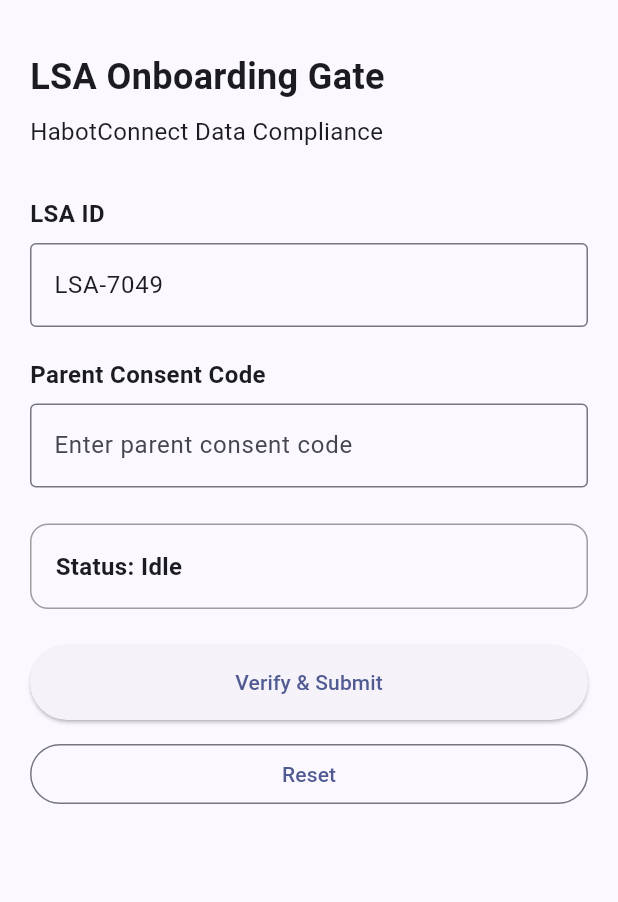
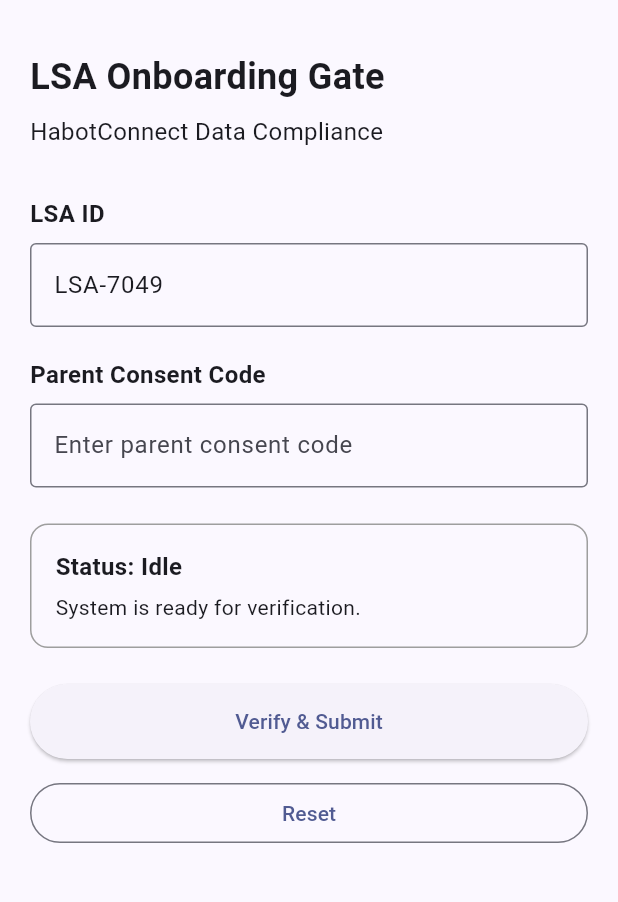
Before and after one commit to Birangcoder/lsa_verification_app, a Flutter app: the screen it shows after launch, on a phone screen of 412 x 824 dp, the part 63-965 px from its top. Run offline on Flutter 3.47's test engine with Material 3 defaults, Android fonts, the phone set to English and light mode, and no system bars.

Commit message:
validate parent consent code before submission

```diff
--- a/lib/core/enums/verification_status.dart
+++ b/lib/core/enums/verification_status.dart
@@ -2,4 +2,5 @@
   idle,
   processing,
   success,
+  error,
 }
--- a/lib/features/verification/controller/verification_controller.dart
+++ b/lib/features/verification/controller/verification_controller.dart
@@ -6,25 +6,43 @@
   final ValueNotifier<VerificationStatus> status =
   ValueNotifier(VerificationStatus.idle);
 
-  Future<void> submit() async {
-    // Step 1: Start processing
+  final ValueNotifier<String> message =
+  ValueNotifier('System is ready for verification.');
+
+  Future<void> submit({
+    required String parentConsentCode,
+  }) async {
+    if (parentConsentCode.trim().isEmpty) {
+      status.value = VerificationStatus.error;
+
+      message.value =
+      'Parent consent code is required.';
+
+      return;
+    }
+
+    // Start processing.
     status.value = VerificationStatus.processing;
+    message.value = 'Processing verification...';
 
     // Temporary delay for testing.
-    // Later this will be replaced with real validation and API logic.
+    // Real API logic will be added later.
     await Future.delayed(
       const Duration(seconds: 2),
     );
 
-    // Step 2: Temporary success
+    // Temporary success.
     status.value = VerificationStatus.success;
+    message.value = 'Verification completed successfully.';
   }
 
   void reset() {
     status.value = VerificationStatus.idle;
+    message.value = 'System is ready for verification.';
   }
 
   void dispose() {
     status.dispose();
+    message.dispose();
   }
 }
--- a/lib/features/verification/presentation/page/lsa_verification_screen.dart
+++ b/lib/features/verification/presentation/page/lsa_verification_screen.dart
@@ -12,6 +12,9 @@
   const LsaVerificationScreen({super.key});
 
   static final VerificationController _controller = VerificationController();
+
+  static final TextEditingController _consentController =
+      TextEditingController();
 
   @override
   Widget build(BuildContext context) {
@@ -31,26 +34,36 @@
 
               const SizedBox(height: 20),
 
-              const ConsentCodeField(),
+              // User input controller is now connected.
+              ConsentCodeField(controller: _consentController),
 
               const SizedBox(height: 24),
 
+              // Status + message.
               ValueListenableBuilder<VerificationStatus>(
                 valueListenable: _controller.status,
                 builder: (context, status, child) {
-                  return StatusBanner(status: status);
+                  return ValueListenableBuilder<String>(
+                    valueListenable: _controller.message,
+                    builder: (context, message, child) {
+                      return StatusBanner(status: status, message: message);
+                    },
+                  );
                 },
               ),
 
               const SizedBox(height: 24),
 
+              // Submit button.
               ValueListenableBuilder<VerificationStatus>(
                 valueListenable: _controller.status,
                 builder: (context, status, child) {
                   return VerifyButton(
                     isProcessing: status == VerificationStatus.processing,
                     onPressed: () async {
-                      await _controller.submit();
+                      await _controller.submit(
+                        parentConsentCode: _consentController.text,
+                      );
                     },
                   );
                 },
@@ -58,8 +71,10 @@
 
               const SizedBox(height: 12),
 
+              // Reset.
               OutlinedButton(
                 onPressed: () {
+                  _consentController.clear();
                   _controller.reset();
                 },
                 child: const Text('Reset'),
--- a/lib/features/verification/presentation/widgets/consent_code_field.dart
+++ b/lib/features/verification/presentation/widgets/consent_code_field.dart
@@ -1,20 +1,23 @@
 import 'package:flutter/material.dart';
 
 class ConsentCodeField extends StatelessWidget {
-  const ConsentCodeField({super.key});
+  final TextEditingController controller;
+
+  const ConsentCodeField({super.key, required this.controller});
 
   @override
   Widget build(BuildContext context) {
-    return const Column(
+    return Column(
       crossAxisAlignment: CrossAxisAlignment.start,
       children: [
-        Text(
+        const Text(
           'Parent Consent Code',
           style: TextStyle(fontSize: 16, fontWeight: FontWeight.w600),
         ),
-        SizedBox(height: 8),
+        const SizedBox(height: 8),
         TextField(
-          decoration: InputDecoration(
+          controller: controller,
+          decoration: const InputDecoration(
             border: OutlineInputBorder(),
             hintText: 'Enter parent consent code',
           ),
--- a/lib/features/verification/presentation/widgets/status_banner.dart
+++ b/lib/features/verification/presentation/widgets/status_banner.dart
@@ -4,8 +4,9 @@
 
 class StatusBanner extends StatelessWidget {
   final VerificationStatus status;
+  final String message;
 
-  const StatusBanner({super.key, required this.status});
+  const StatusBanner({super.key, required this.status, required this.message});
 
   String get statusText {
     switch (status) {
@@ -13,10 +14,13 @@
         return 'Idle';
 
       case VerificationStatus.processing:
-        return 'Processing...';
+        return 'Processing';
 
       case VerificationStatus.success:
         return 'Success';
+
+      case VerificationStatus.error:
+        return 'Error';
     }
   }
 
@@ -28,9 +32,16 @@
         border: Border.all(color: Colors.grey),
         borderRadius: BorderRadius.circular(12),
       ),
-      child: Text(
-        'Status: $statusText',
-        style: const TextStyle(fontSize: 16, fontWeight: FontWeight.bold),
+      child: Column(
+        crossAxisAlignment: CrossAxisAlignment.start,
+        children: [
+          Text(
+            'Status: $statusText',
+            style: const TextStyle(fontSize: 16, fontWeight: FontWeight.bold),
+          ),
+          const SizedBox(height: 6),
+          Text(message),
+        ],
       ),
     );
   }
```
